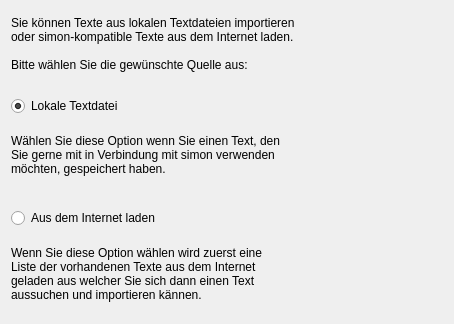
Before: the Qt Designer form src/ModelManagement/Training/ImportTrainingTexts/importtrainingtextselectsourcepage.ui in KDE/simon, drawn with Qt 5.
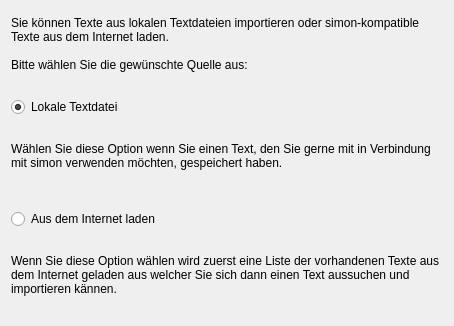
After: the same form once the commit is applied.

The edit to the form file:
```diff
--- a/src/ModelManagement/Training/ImportTrainingTexts/importtrainingtextselectsourcepage.ui
+++ b/src/ModelManagement/Training/ImportTrainingTexts/importtrainingtextselectsourcepage.ui
@@ -6,7 +6,7 @@
     <x>0</x>
     <y>0</y>
     <width>454</width>
-    <height>324</height>
+    <height>326</height>
    </rect>
   </property>
   <property name="windowTitle" >
@@ -16,8 +16,7 @@
    <item>
     <widget class="QLabel" name="lbDesc" >
      <property name="text" >
-      <string>Sie können Texte aus lokalen Textdateien importieren
-oder simon-kompatible Texte aus dem Internet laden.
+      <string>Sie können Texte aus lokalen Textdateien importieren oder simon-kompatible Texte aus dem Internet laden.
 
 Bitte wählen Sie die gewünschte Quelle aus:
 </string>
@@ -40,9 +39,7 @@
    <item>
     <widget class="QLabel" name="lbLocalDesc" >
      <property name="text" >
-      <string>Wählen Sie diese Option wenn Sie einen Text, den
-Sie gerne mit in Verbindung mit simon verwenden
-möchten, gespeichert haben.
+      <string>Wählen Sie diese Option wenn Sie einen Text, den Sie gerne mit in Verbindung mit simon verwenden möchten, gespeichert haben.
 </string>
      </property>
      <property name="wordWrap" >
@@ -60,10 +57,7 @@
    <item>
     <widget class="QLabel" name="lbRemoteDesc" >
      <property name="text" >
-      <string>Wenn Sie diese Option wählen wird zuerst eine
-Liste der vorhandenen Texte aus dem Internet
-geladen aus welcher Sie sich dann einen Text
-aussuchen und importieren kännen.</string>
+      <string>Wenn Sie diese Option wählen wird zuerst eine Liste der vorhandenen Texte aus dem Internet geladen aus welcher Sie sich dann einen Text aussuchen und importieren kännen.</string>
      </property>
      <property name="wordWrap" >
       <bool>true</bool>
```
